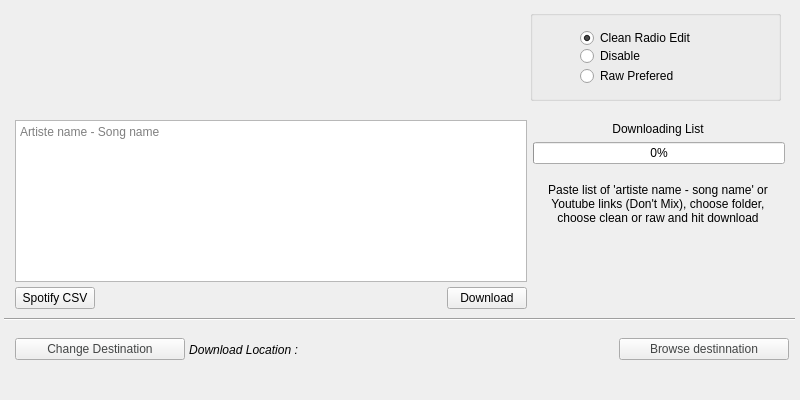
First picture: the form in MainUiWindow_redesign.ui, repository ktappdev/YTDownloader_PYQT5, before the edit.
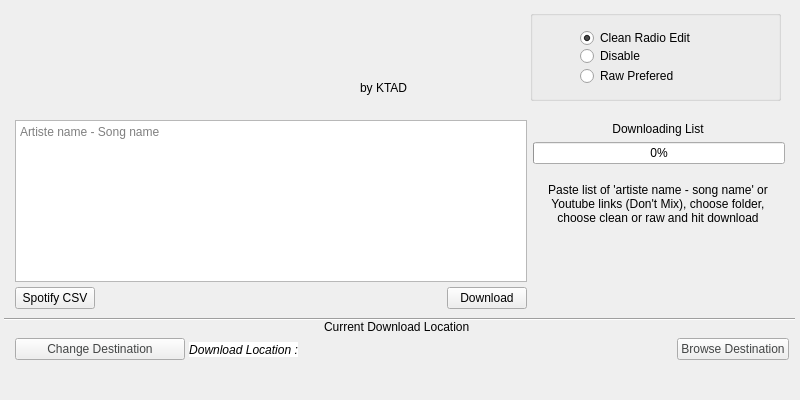
Second picture: the form after the edit. Icons and pictures are not drawn.

Commit message: About to test on MAC

Patch:
```diff
--- a/MainUiWindow_redesign.ui
+++ b/MainUiWindow_redesign.ui
@@ -293,6 +293,12 @@
           <verstretch>0</verstretch>
          </sizepolicy>
         </property>
+        <property name="maximumSize">
+         <size>
+          <width>16777215</width>
+          <height>15</height>
+         </size>
+        </property>
         <property name="font">
          <font>
           <family>Arial</family>
@@ -300,7 +306,7 @@
          </font>
         </property>
         <property name="styleSheet">
-         <string notr="true"/>
+         <string notr="true">background-color: rgb(255, 255, 255);</string>
         </property>
         <property name="frameShape">
          <enum>QFrame::NoFrame</enum>
@@ -319,7 +325,7 @@
         </property>
        </widget>
       </item>
-      <item>
+      <item alignment="Qt::AlignRight">
        <widget class="QPushButton" name="open_folder_multi">
         <property name="maximumSize">
          <size>
@@ -336,7 +342,7 @@
          <string notr="true">color: rgb(67, 69, 69);</string>
         </property>
         <property name="text">
-         <string>Browse destinnation</string>
+         <string>Browse Destination</string>
         </property>
        </widget>
       </item>
@@ -427,6 +433,32 @@
       <enum>Qt::Horizontal</enum>
      </property>
     </widget>
+    <widget class="QLabel" name="label">
+     <property name="geometry">
+      <rect>
+       <x>320</x>
+       <y>210</y>
+       <width>171</width>
+       <height>16</height>
+      </rect>
+     </property>
+     <property name="text">
+      <string>Current Download Location</string>
+     </property>
+    </widget>
+   </widget>
+   <widget class="QLabel" name="label_2">
+    <property name="geometry">
+     <rect>
+      <x>360</x>
+      <y>80</y>
+      <width>60</width>
+      <height>16</height>
+     </rect>
+    </property>
+    <property name="text">
+     <string>by KTAD</string>
+    </property>
    </widget>
   </widget>
  </widget>
```
The commit also changes 1 other file.
